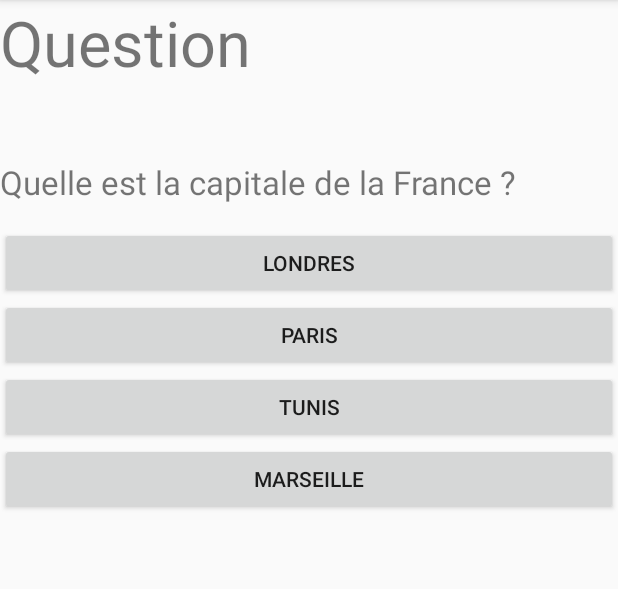
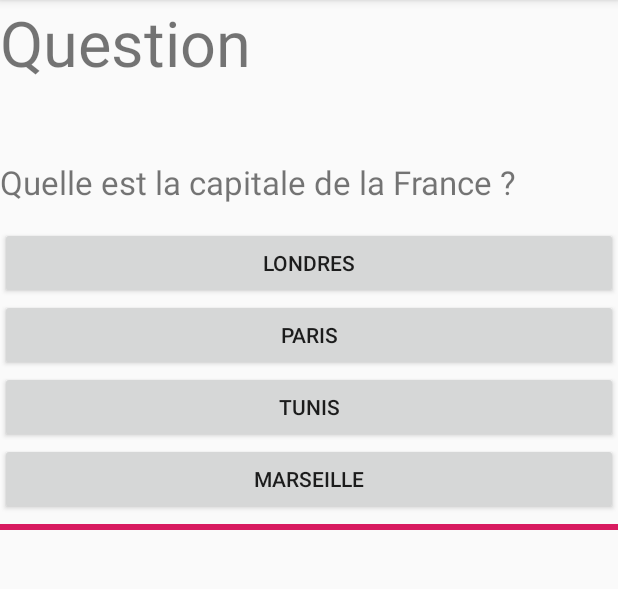
Before and after one commit to fcerfon/android-quizz, an Android app: the QuestionActivity screen opened directly, with no data from a screen before it, on a phone screen of 412 x 824 dp, the part 84-673 px from its top. Run offline under Robolectric (Android 15) with nearby library versions, the phone set to English and light mode, and no system bars; 12 statements that could not run were skipped.

Commit message:
ajout d'une progressbar pour limiter le temps attribue a une question

```diff
--- a/app/src/main/AndroidManifest.xml
+++ b/app/src/main/AndroidManifest.xml
@@ -32,4 +32,6 @@
         <activity android:name=".InfoActivity"></activity>
     </application>
 
+    <uses-permission android:name="android.permission.INTERNET"/>
+
 </manifest>
--- a/app/src/main/java/om/superquizz/diginamic/superquizz/QuestionActivity.java
+++ b/app/src/main/java/om/superquizz/diginamic/superquizz/QuestionActivity.java
@@ -1,5 +1,7 @@
 package om.superquizz.diginamic.superquizz;
 
+import android.os.AsyncTask;
+import android.os.SystemClock;
 import android.support.design.widget.NavigationView;
 import android.support.v4.widget.DrawerLayout;
 import android.support.v7.app.ActionBarDrawerToggle;
@@ -14,14 +16,17 @@ import android.view.ViewGroup;
 import android.widget.Button;
 
 import android.content.Intent;
+import android.widget.ProgressBar;
 import android.widget.TextView;
 
+import om.superquizz.diginamic.superquizz.helper.DelayTask;
 import om.superquizz.diginamic.superquizz.model.Question;
 
-public class QuestionActivity extends AppCompatActivity {
+public class QuestionActivity extends AppCompatActivity implements DelayTask.progressCallbackInterface {
 
     private Button goodAnswer;
     private Button[] falseAnswers;
+    private ProgressBar pb;
 
     private void initialize() {
 
@@ -88,5 +93,25 @@ public class QuestionActivity extends AppCompatActivity {
                 }
             });
         }
+
+        pb = findViewById(R.id.progressBar);
+        DelayTask task = new DelayTask(this);
+        task.execute();
+    }
+
+    @Override
+    public void onTaskStarted() {
+        pb.setVisibility(ProgressBar.VISIBLE);
+    }
+
+    @Override
+    public void onTaskProgress(int progressValue) {
+        pb.setProgress(progressValue);
+    }
+
+    @Override
+    public void onTaskCompleted() {
+        Intent intent = new Intent(this, FailureActivity.class);
+        startActivity(intent);
     }
 }
--- a/app/src/main/java/om/superquizz/diginamic/superquizz/dao/QuestionMemDao.java
+++ b/app/src/main/java/om/superquizz/diginamic/superquizz/dao/QuestionMemDao.java
@@ -21,8 +21,6 @@ public class QuestionMemDao implements QuestionDao, Parcelable {
         return questions;
     }
     public void save(Question question) {
-        int size = questions.size();
-        //question.setId(size + 1);
         questions.add(question);
     }
     public void delete(Question question) {
--- a/app/src/main/java/om/superquizz/diginamic/superquizz/database/QuestionDatabase.java
+++ b/app/src/main/java/om/superquizz/diginamic/superquizz/database/QuestionDatabase.java
@@ -35,6 +35,10 @@ public class QuestionDatabase extends SQLiteOpenHelper {
 
     private QuestionDatabase(Context context) {
         super(context, DATABASE_NAME, null, DATABASE_VERSION);
+    }
+
+    private void sendRequest() {
+
     }
 
     // todo : comprendre le context (domaine de l'application, genre une interface)
--- /dev/null
+++ b/app/src/main/java/om/superquizz/diginamic/superquizz/helper/DelayTask.java
@@ -0,0 +1,47 @@
+package om.superquizz.diginamic.superquizz.helper;
+
+import android.os.AsyncTask;
+import android.os.SystemClock;
+
+import om.superquizz.diginamic.superquizz.QuestionActivity;
+
+public class DelayTask extends AsyncTask<Void, Integer, String> {
+    private final progressCallbackInterface listener;
+
+    public DelayTask(QuestionActivity context) {
+        super();
+        listener = context;
+    }
+
+    @Override
+    protected String doInBackground(Void... params) {
+        int count = 0;
+        while (count < 15) {
+            SystemClock.sleep(1000);
+            count++;
+            publishProgress(count * 7);
+        }
+        publishProgress(100);
+        listener.onTaskCompleted();
+        return "Complete";
+    }
+
+    @Override
+    protected void onProgressUpdate(Integer... values) {
+
+        int progress = values[0];
+
+        listener.onTaskProgress(progress);
+    }
+
+    @Override
+    protected void onPreExecute() {
+        listener.onTaskStarted();
+    }
+
+    public interface progressCallbackInterface {
+        void onTaskStarted();
+        void onTaskProgress(int progressValue);
+        void onTaskCompleted();
+    }
+}
--- a/app/src/main/java/om/superquizz/diginamic/superquizz/ui/QuestionsFragment.java
+++ b/app/src/main/java/om/superquizz/diginamic/superquizz/ui/QuestionsFragment.java
@@ -1,7 +1,9 @@
 package om.superquizz.diginamic.superquizz.ui;
 
 import android.content.Context;
+import android.os.AsyncTask;
 import android.os.Bundle;
+import android.os.SystemClock;
 import android.support.v4.app.Fragment;
 import android.support.v7.widget.GridLayoutManager;
 import android.support.v7.widget.LinearLayoutManager;
@@ -9,6 +11,7 @@ import android.support.v7.widget.RecyclerView;
 import android.view.LayoutInflater;
 import android.view.View;
 import android.view.ViewGroup;
+import android.widget.ProgressBar;
 
 import om.superquizz.diginamic.superquizz.R;
 import om.superquizz.diginamic.superquizz.dao.QuestionMemDao;
--- a/app/src/main/res/layout/activity_question.xml
+++ b/app/src/main/res/layout/activity_question.xml
@@ -54,4 +54,12 @@
         android:text="@string/answer_4"
         />
 
+    <ProgressBar
+        android:id="@+id/progressBar"
+        android:layout_width="match_parent"
+        android:layout_height="wrap_content"
+        android:visibility="invisible"
+        style="?android:attr/progressBarStyleHorizontal"
+        android:max="100"/>
+
 </android.widget.LinearLayout>
--- a/app/src/main/res/layout/fragment_questionsfragment.xml
+++ b/app/src/main/res/layout/fragment_questionsfragment.xml
@@ -1,8 +1,7 @@
 <?xml version="1.0" encoding="utf-8"?>
 <LinearLayout xmlns:android="http://schemas.android.com/apk/res/android"
     android:layout_width="wrap_content"
-    android:layout_height="wrap_content"
-    android:orientation="horizontal">
+    android:layout_height="wrap_content">
 
     <TextView
         android:id="@+id/item_number"
```
Also changed, not shown: app/src/main/java/om/superquizz/diginamic/superquizz/MainActivity.java (+31 -12 lines), app/src/main/java/om/superquizz/diginamic/superquizz/database/UserDatabase.java (added, +34 -0 lines).
